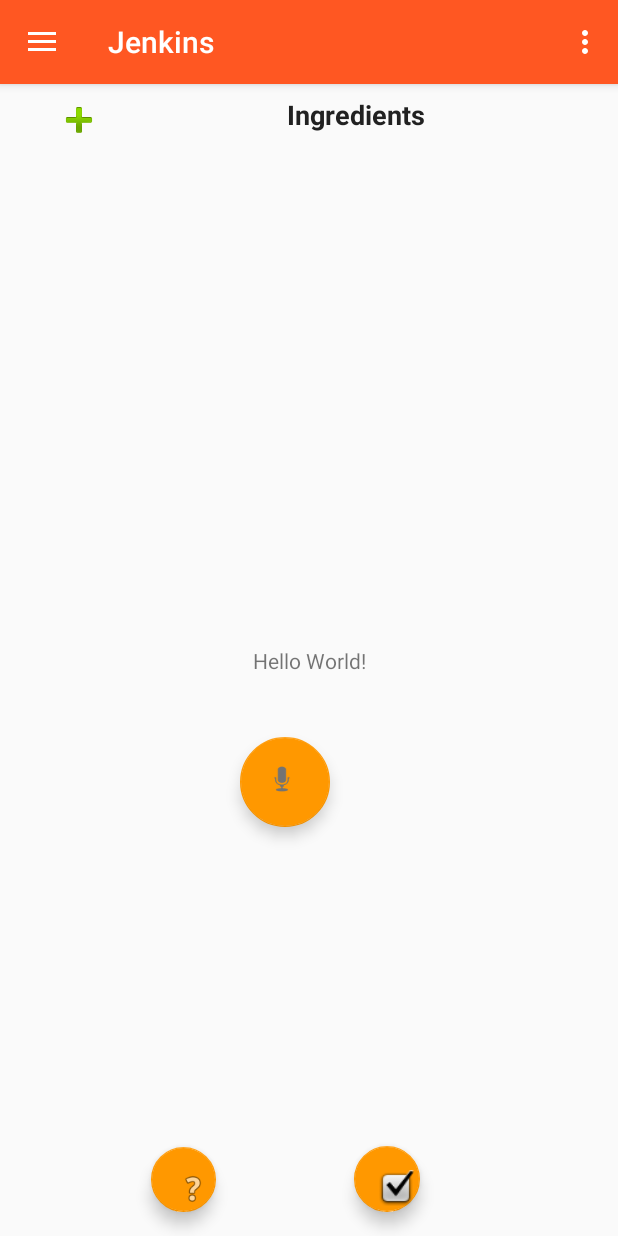
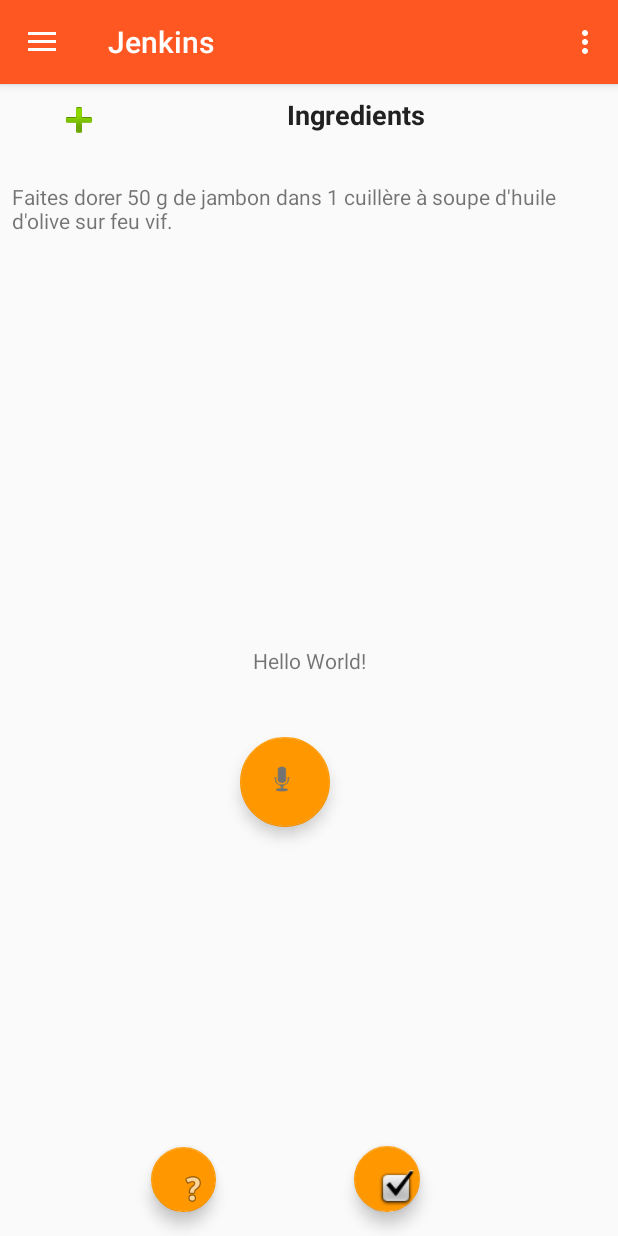
Before and after one commit to Sriki13/Jenkins, an Android app: the screen it shows after launch (MainActivity), on a phone screen of 412 x 824 dp. Run offline under Robolectric (Android 15) with nearby library versions, the phone set to English and light mode, and no system bars.

Commit message:
Recipe loading

```diff
--- a/app/src/main/AndroidManifest.xml
+++ b/app/src/main/AndroidManifest.xml
@@ -20,7 +20,7 @@
             </intent-filter>
         </activity>
         <activity
-            android:name=".FollowFragment"
+            android:name=".RecipeFragment"
             android:label="@string/app_name"
             android:theme="@style/AppTheme.NoActionBar"></activity>
     </application>
--- /dev/null
+++ b/app/src/main/java/unice/ihm/jenkins/Ingredient.java
@@ -0,0 +1,15 @@
+package unice.ihm.jenkins;
+
+public class Ingredient {
+
+    private String name;
+    private double quantity;
+    private String unit;
+
+    public Ingredient(String name, double quantity, String unit) {
+        this.name = name;
+        this.quantity = quantity;
+        this.unit = unit;
+    }
+
+}
--- a/app/src/main/java/unice/ihm/jenkins/MainActivity.java
+++ b/app/src/main/java/unice/ihm/jenkins/MainActivity.java
@@ -10,10 +10,6 @@ import android.support.v7.app.AppCompatActivity;
 import android.support.v7.widget.Toolbar;
 import android.view.Menu;
 import android.view.MenuItem;
-
-import java.util.ArrayList;
-
-import unice.ihm.jenkins.step.Step;
 
 public class MainActivity extends AppCompatActivity
         implements NavigationView.OnNavigationItemSelectedListener {
@@ -33,9 +29,9 @@ public class MainActivity extends AppCompatActivity
 
         NavigationView navigationView = findViewById(R.id.nav_view);
         navigationView.setNavigationItemSelectedListener(this);
-        Fragment follow = new FollowFragment();
+        Fragment follow = new RecipeFragment();
         Bundle bundle = new Bundle();
-        bundle.putSerializable(FollowFragment.RECIPE_KEY, new Recipe(new ArrayList<Step>()));
+        bundle.putSerializable(RecipeFragment.RECIPE_KEY, MockRecipes.getPizzaRecipe());
         follow.setArguments(bundle);
         getSupportFragmentManager().beginTransaction()
                 .replace(R.id.content_wrapper, follow)
--- /dev/null
+++ b/app/src/main/java/unice/ihm/jenkins/MockRecipes.java
@@ -0,0 +1,41 @@
+package unice.ihm.jenkins;
+
+import java.util.Arrays;
+
+import unice.ihm.jenkins.step.Step;
+
+/**
+ * @author Guillaume André
+ */
+public class MockRecipes {
+
+    public static Recipe getPizzaRecipe() {
+        return new Recipe("Beaucoup de finesse pour cette pizza un peu spéciale où la pâte traditionnelle est remplacée par une pâte feuilletée.\n" +
+                "Mais hormis cette petite différence de pâte, les fondamentaux de la pizza sont là : sauce tomate, garniture variée et feuilles de basilic.",
+                "pizza/main.jpg", "36 min",
+                Arrays.asList(
+                        new Ingredient("Jambon", 50, "g"),
+                        new Ingredient("Huile d'olive", 1, "cuillière à soupe"),
+                        new Ingredient("Pate feuilletée", 200, "g"),
+                        new Ingredient("Sauce tomate", 120, "g"),
+                        new Ingredient("Herbes de Provence", 1, "cuillière à soupe"),
+                        new Ingredient("Chorizo", 50, "g"),
+                        new Ingredient("Champignons", 100, "g"),
+                        new Ingredient("Mozeralla", 50, "g")
+                ),
+                Arrays.asList(
+                        new Step("", "pizza/01.jpg", "Faites dorer 50 g de jambon dans 1 cuillère à soupe d'huile d'olive sur feu vif."),
+                        new Step("", "pizza/02.jpg", " Préchauffez votre four à 240°C (460°F). Étalez 200 g de Pâte feuilletée sur une plaque allant au four, si vous avez un papier laissez le en dessous.\n" +
+                                "Piquez toute la surface de la pâte."),
+                        new Step("", "pizza/03.jpg", "Étalez 120 g de Sauce tomate pour pizza sur toute la surface en laissant 0.5 cm au bord, et saupoudrez avec 1 cuillère à soupe d'herbes de Provence."),
+                        new Step("", "pizza/04.jpg", "Répartissez dessus le jambon, puis tout ce que vous voulez comme ingrédients."),
+                        new Step("", "pizza/05.jpg", "Ajoutez la mozzarella en petits cubes."),
+                        new Step("", "pizza/06.jpg", "Ajoutez du fromage de chèvre, des champignons, etc."),
+                        new Step("", "pizza/07.jpg", "Enfournez immédiatement dans un four bien chaud, et proche du bas du four plutôt qu'au milieu.\n" +
+                                "Dès que la pizza est cuite, sortez du four, arrosez d'un filet d'Huile d'olive aux herbes et répartissez quelques feuilles de basilic.\n" +
+                                "Servez immédiatement.")
+                )
+        );
+    }
+
+}
--- a/app/src/main/java/unice/ihm/jenkins/Recipe.java
+++ b/app/src/main/java/unice/ihm/jenkins/Recipe.java
@@ -1,4 +1,6 @@
 package unice.ihm.jenkins;
+
+import android.support.annotation.Nullable;
 
 import java.io.Serializable;
 import java.util.List;
@@ -7,10 +9,18 @@ import unice.ihm.jenkins.step.Step;
 
 public class Recipe implements Serializable {
 
+    private String description;
+    private String imgPath;
     private List<Step> steps;
+    private List<Ingredient> ingredients;
+    private String time;
 
-    public Recipe(List<Step> steps) {
+    public Recipe(String description, @Nullable String imgPath, String time, List<Ingredient> ingredients, List<Step> steps) {
+        this.description = description;
         this.steps = steps;
+        this.imgPath = imgPath;
+        this.ingredients = ingredients;
+        this.time = time;
     }
 
     public List<Step> getSteps() {
--- a/app/src/main/java/unice/ihm/jenkins/FollowFragment.java
+++ b/app/src/main/java/unice/ihm/jenkins/RecipeFragment.java
@@ -11,7 +11,7 @@ import android.view.ViewGroup;
 
 import unice.ihm.jenkins.step.StepPagerAdapter;
 
-public class FollowFragment extends Fragment {
+public class RecipeFragment extends Fragment {
 
     public static final String RECIPE_KEY = "recipe";
 
@@ -22,6 +22,7 @@ public class FollowFragment extends Fragment {
     public View onCreateView(@NonNull LayoutInflater inflater, @Nullable ViewGroup container, @Nullable Bundle savedInstanceState) {
         View root = inflater.inflate(R.layout.follow_main, container, false);
         Recipe recipe = (Recipe) getArguments().get(RECIPE_KEY);
+        //Recipe recipe = MockRecipes.getPizzaRecipe();
         pagerAdapter = new StepPagerAdapter(recipe, getActivity().getSupportFragmentManager());
         pager = root.findViewById(R.id.step_pager);
         pager.setAdapter(pagerAdapter);
```
